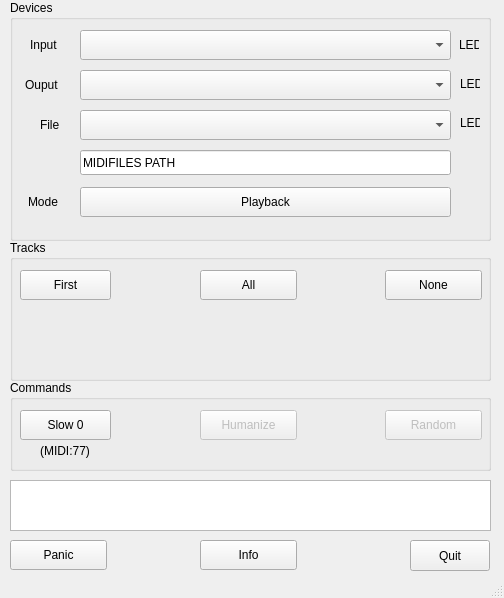
Old version of the form chopin-lab/mainwindow.ui in the repository obook/I-like-Chopin.
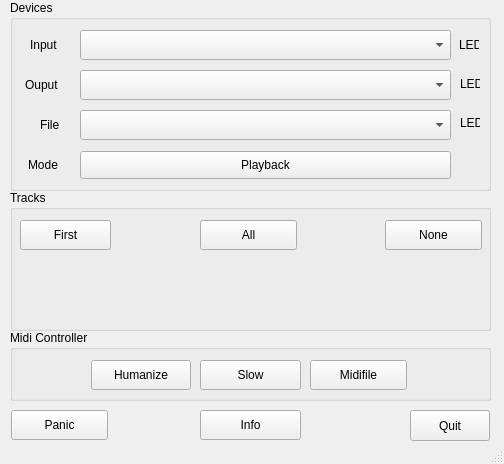
New version of the form.

Commit message: Change midifile + Humanize

The edit to the form file:
```diff
--- a/chopin-lab/mainwindow.ui
+++ b/chopin-lab/mainwindow.ui
@@ -7,28 +7,18 @@
     <x>0</x>
     <y>0</y>
     <width>504</width>
-    <height>598</height>
+    <height>464</height>
    </rect>
   </property>
   <property name="windowTitle">
    <string>MainWindow</string>
   </property>
   <widget class="QWidget" name="centralwidget">
-   <widget class="QTextBrowser" name="textBrowser">
-    <property name="geometry">
-     <rect>
-      <x>10</x>
-      <y>480</y>
-      <width>481</width>
-      <height>51</height>
-     </rect>
-    </property>
-   </widget>
    <widget class="QPushButton" name="pushButton_Quit">
     <property name="geometry">
      <rect>
       <x>410</x>
-      <y>540</y>
+      <y>410</y>
       <width>80</width>
       <height>31</height>
      </rect>
@@ -43,7 +33,7 @@
       <x>10</x>
       <y>0</y>
       <width>481</width>
-      <height>241</height>
+      <height>191</height>
      </rect>
     </property>
     <property name="title">
@@ -53,9 +43,9 @@
      <property name="geometry">
       <rect>
        <x>70</x>
-       <y>187</y>
+       <y>151</y>
        <width>371</width>
-       <height>30</height>
+       <height>28</height>
       </rect>
      </property>
      <property name="text">
@@ -99,9 +89,9 @@
      <property name="geometry">
       <rect>
        <x>18</x>
-       <y>191</y>
+       <y>155</y>
        <width>71</width>
-       <height>22</height>
+       <height>20</height>
       </rect>
      </property>
      <property name="text">
@@ -183,28 +173,12 @@
       <string>LED</string>
      </property>
     </widget>
-    <widget class="QLineEdit" name="lineEdit_MidiPath">
-     <property name="geometry">
-      <rect>
-       <x>70</x>
-       <y>150</y>
-       <width>371</width>
-       <height>25</height>
-      </rect>
-     </property>
-     <property name="text">
-      <string>MIDIFILES PATH</string>
-     </property>
-     <property name="readOnly">
-      <bool>true</bool>
-     </property>
-    </widget>
    </widget>
    <widget class="QGroupBox" name="groupBox_2">
     <property name="geometry">
      <rect>
       <x>10</x>
-      <y>240</y>
+      <y>190</y>
       <width>481</width>
       <height>141</height>
      </rect>
@@ -266,8 +240,8 @@
    <widget class="QPushButton" name="pushButton_Panic">
     <property name="geometry">
      <rect>
-      <x>10</x>
-      <y>540</y>
+      <x>11</x>
+      <y>410</y>
       <width>97</width>
       <height>30</height>
      </rect>
@@ -280,28 +254,28 @@
     <property name="geometry">
      <rect>
       <x>10</x>
-      <y>380</y>
+      <y>330</y>
       <width>481</width>
-      <height>91</height>
+      <height>71</height>
      </rect>
     </property>
     <property name="title">
-     <string>Commands</string>
+     <string>Midi Controller</string>
     </property>
     <widget class="QPushButton" name="pushButton_TracksAll_2">
      <property name="enabled">
-      <bool>false</bool>
+      <bool>true</bool>
      </property>
      <property name="geometry">
       <rect>
-       <x>190</x>
+       <x>300</x>
        <y>30</y>
        <width>97</width>
        <height>30</height>
       </rect>
      </property>
      <property name="text">
-      <string>Humanize</string>
+      <string>Midifile</string>
      </property>
      <property name="checkable">
       <bool>false</bool>
@@ -310,46 +284,30 @@
     <widget class="QPushButton" name="pushButton_Slow">
      <property name="geometry">
       <rect>
-       <x>10</x>
+       <x>190</x>
        <y>30</y>
-       <width>91</width>
+       <width>101</width>
        <height>30</height>
       </rect>
      </property>
      <property name="text">
-      <string>Slow 0</string>
+      <string>Slow</string>
      </property>
     </widget>
     <widget class="QPushButton" name="pushButton_TracksNone_2">
      <property name="enabled">
-      <bool>false</bool>
+      <bool>true</bool>
      </property>
      <property name="geometry">
       <rect>
-       <x>375</x>
+       <x>81</x>
        <y>30</y>
-       <width>97</width>
+       <width>100</width>
        <height>30</height>
       </rect>
      </property>
      <property name="text">
-      <string>Random</string>
-     </property>
-    </widget>
-    <widget class="QLabel" name="label">
-     <property name="geometry">
-      <rect>
-       <x>20</x>
-       <y>60</y>
-       <width>70</width>
-       <height>21</height>
-      </rect>
-     </property>
-     <property name="text">
-      <string>(MIDI:77)</string>
-     </property>
-     <property name="alignment">
-      <set>Qt::AlignCenter</set>
+      <string>Humanize</string>
      </property>
     </widget>
    </widget>
@@ -357,8 +315,8 @@
     <property name="geometry">
      <rect>
       <x>200</x>
-      <y>540</y>
-      <width>97</width>
+      <y>410</y>
+      <width>101</width>
       <height>30</height>
      </rect>
     </property>
```
Left out of the diff: 4 changed lines with no effect on the pictures. The commit also changes 8 other files.
